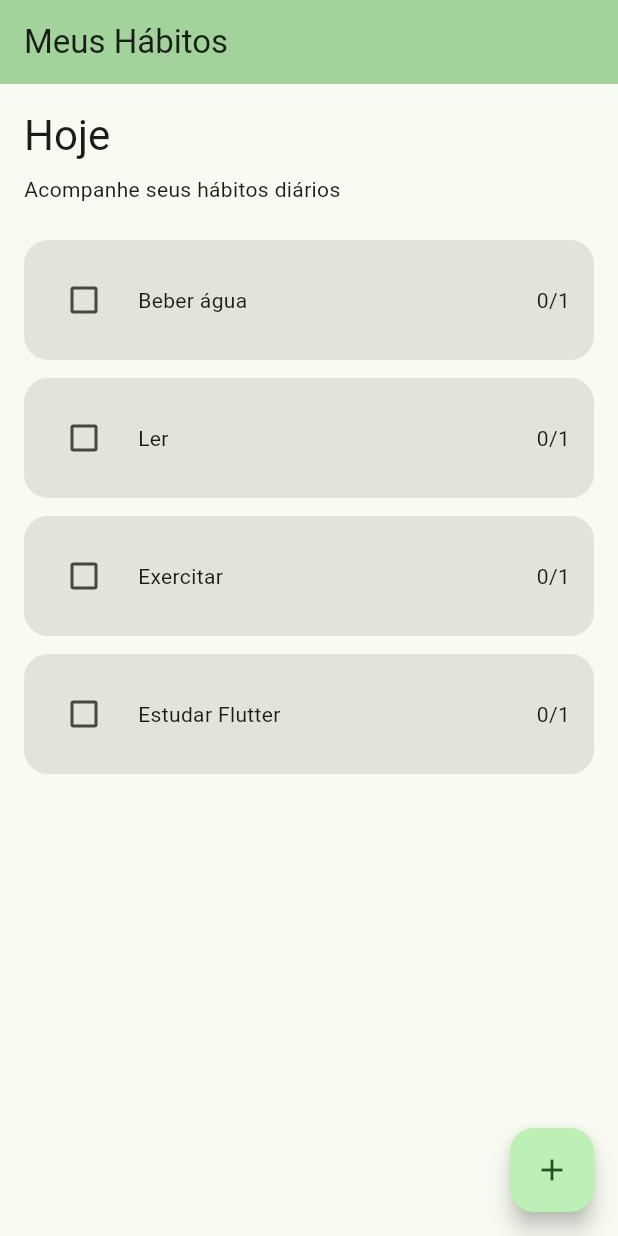
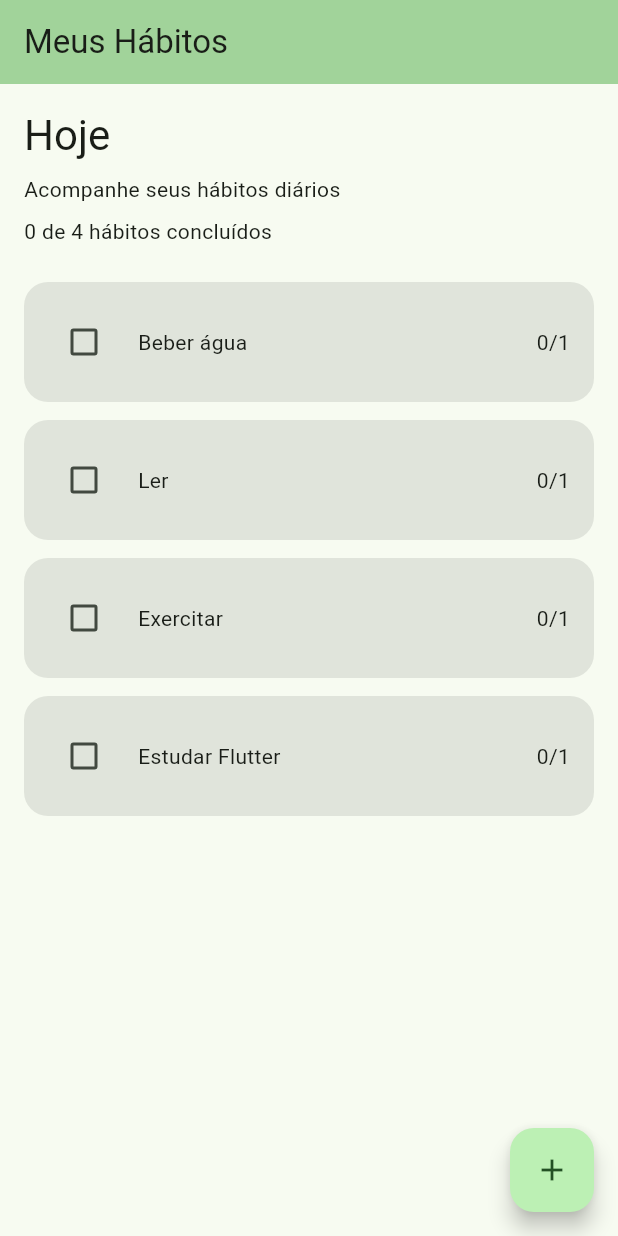
Before and after one commit to laianapinho/rastreador_habitos, a Flutter app: the screen it shows after launch, on a phone screen of 412 x 824 dp. Run offline on Flutter 3.47's test engine with Material 3 defaults, Android fonts, the phone set to English and light mode, and no system bars.

Commit message:
feat: exibe resumo de habitos concluidos

```diff
--- a/lib/main.dart
+++ b/lib/main.dart
@@ -38,6 +38,10 @@ class _MyHomePageState extends State<MyHomePage> {
 
   @override
   Widget build(BuildContext context) {
+    final int totalHabitos = habitos.length;
+    final int habitosFeitos = habitos
+        .where((habito) => habito['feito'] == true)
+        .length;
     return Scaffold(
       appBar: AppBar(
         backgroundColor: Theme.of(context).colorScheme.inversePrimary,
@@ -52,6 +56,11 @@ class _MyHomePageState extends State<MyHomePage> {
             SizedBox(height: 8),
             Text(
               'Acompanhe seus hábitos diários',
+              style: Theme.of(context).textTheme.bodyMedium,
+            ),
+            SizedBox(height: 8),
+            Text(
+              '$habitosFeitos de $totalHabitos hábitos concluídos',
               style: Theme.of(context).textTheme.bodyMedium,
             ),
             SizedBox(height: 24),
```
